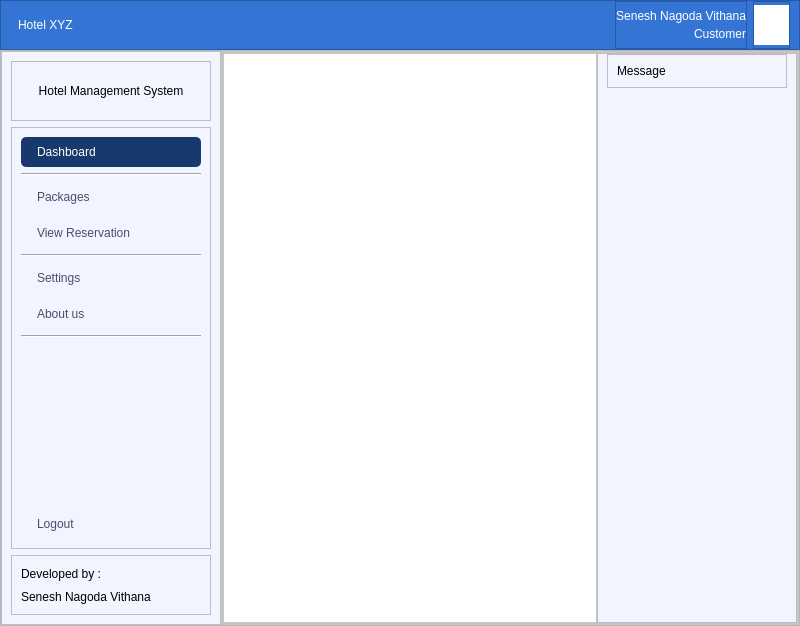
Above: application/customer_main/cust_main.ui from SeneshNV/XYZ-Hotel-Management before the change. Below: the same form after it.
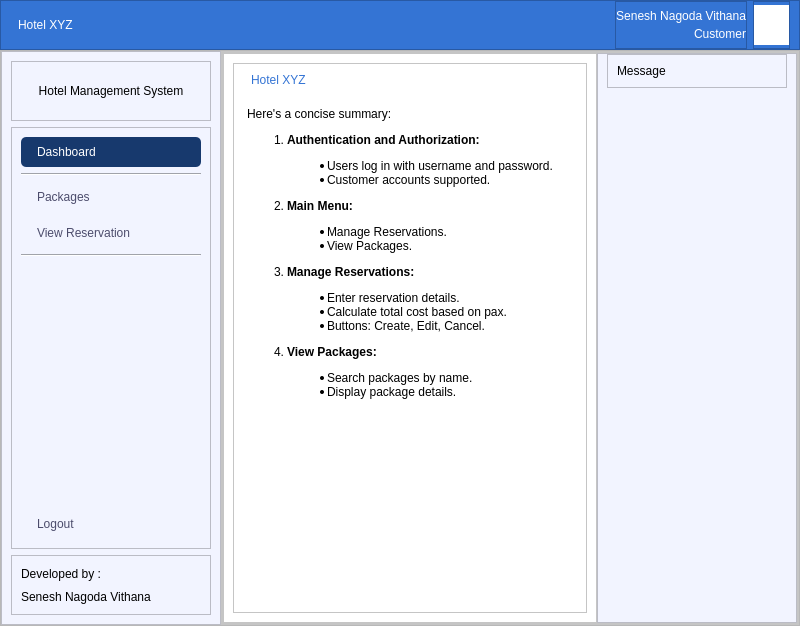
That is the form after the change. Icons and pictures are not drawn.

Diff of the .ui file:
```diff
--- a/application/customer_main/cust_main.ui
+++ b/application/customer_main/cust_main.ui
@@ -409,49 +409,6 @@
                </property>
               </widget>
              </item>
-             <item>
-              <widget class="QPushButton" name="btn_settings">
-               <property name="text">
-                <string>Settings</string>
-               </property>
-               <property name="icon">
-                <iconset resource="../../icon.qrc">
-                 <normaloff>:/newPrefix/icon/setting_dark.svg</normaloff>
-                 <normalon>:/newPrefix/icon/setting_light.svg</normalon>:/newPrefix/icon/setting_dark.svg</iconset>
-               </property>
-               <property name="iconSize">
-                <size>
-                 <width>11</width>
-                 <height>11</height>
-                </size>
-               </property>
-               <property name="checkable">
-                <bool>true</bool>
-               </property>
-              </widget>
-             </item>
-             <item>
-              <widget class="QPushButton" name="btn_about_us">
-               <property name="text">
-                <string>About us</string>
-               </property>
-               <property name="icon">
-                <iconset resource="../../icon.qrc">
-                 <normaloff>:/newPrefix/icon/Feedback.svg</normaloff>
-                 <normalon>:/newPrefix/icon/Feedback_W.svg</normalon>:/newPrefix/icon/Feedback.svg</iconset>
-               </property>
-               <property name="checkable">
-                <bool>true</bool>
-               </property>
-              </widget>
-             </item>
-             <item>
-              <widget class="Line" name="line_3">
-               <property name="orientation">
-                <enum>Qt::Horizontal</enum>
-               </property>
-              </widget>
-             </item>
              <item>
               <spacer name="verticalSpacer">
                <property name="orientation">
@@ -613,7 +570,86 @@
                   <property name="currentIndex">
                    <number>0</number>
                   </property>
-                  <widget class="QWidget" name="dashboard"/>
+                  <widget class="QWidget" name="dashboard">
+                   <layout class="QHBoxLayout" name="horizontalLayout_8">
+                    <item>
+                     <widget class="QFrame" name="frame_20">
+                      <property name="frameShape">
+                       <enum>QFrame::StyledPanel</enum>
+                      </property>
+                      <property name="frameShadow">
+                       <enum>QFrame::Raised</enum>
+                      </property>
+                      <layout class="QVBoxLayout" name="verticalLayout_13">
+                       <item>
+                        <widget class="QLabel" name="label_12">
+                         <property name="styleSheet">
+                          <string notr="true">font: 500 18pt &quot;ImPerfect23&quot;;
+color: rgb(52, 116, 212);
+margin-left:5px;</string>
+                         </property>
+                         <property name="text">
+                          <string>Hotel XYZ</string>
+                         </property>
+                        </widget>
+                       </item>
+                       <item>
+                        <spacer name="verticalSpacer_3">
+                         <property name="orientation">
+                          <enum>Qt::Vertical</enum>
+                         </property>
+                         <property name="sizeType">
+                          <enum>QSizePolicy::Minimum</enum>
+                         </property>
+                         <property name="sizeHint" stdset="0">
+                          <size>
+                           <width>20</width>
+                           <height>10</height>
+                          </size>
+                         </property>
+                        </spacer>
+                       </item>
+                       <item>
+                        <widget class="QTextBrowser" name="textBrowser">
+                         <property name="styleSheet">
+                          <string notr="true">font: 12pt &quot;Segoe UI&quot;;
+border:none;</string>
+                         </property>
+                         <property name="html">
+                          <string>&lt;!DOCTYPE HTML PUBLIC &quot;-//W3C//DTD HTML 4.0//EN&quot; &quot;http://www.w3.org/TR/REC-html40/strict.dtd&quot;&gt;
+&lt;html&gt;&lt;head&gt;&lt;meta name=&quot;qrichtext&quot; content=&quot;1&quot; /&gt;&lt;meta charset=&quot;utf-8&quot; /&gt;&lt;style type=&quot;text/css&quot;&gt;
+p, li { white-space: pre-wrap; }
+hr { height: 1px; border-width: 0; }
+li.unchecked::marker { content: &quot;\2610&quot;; }
+li.checked::marker { content: &quot;\2612&quot;; }
+&lt;/style&gt;&lt;/head&gt;&lt;body style=&quot; font-family:'Segoe UI'; font-size:12pt; font-weight:400; font-style:normal;&quot;&gt;
+&lt;p style=&quot; margin-top:12px; margin-bottom:12px; margin-left:0px; margin-right:0px; -qt-block-indent:0; text-indent:0px;&quot;&gt;&lt;span style=&quot; font-family:'SF Pro Display'; font-size:9pt;&quot;&gt;Here's a concise summary:&lt;/span&gt;&lt;/p&gt;
+&lt;ol style=&quot;margin-top: 0px; margin-bottom: 0px; margin-left: 0px; margin-right: 0px; -qt-list-indent: 1;&quot;&gt;
+&lt;li style=&quot; font-family:'SF Pro Display'; font-size:9pt;&quot; style=&quot; margin-top:12px; margin-bottom:12px; margin-left:0px; margin-right:0px; -qt-block-indent:0; text-indent:0px;&quot;&gt;&lt;span style=&quot; font-weight:700;&quot;&gt;Authentication and Authorization:&lt;/span&gt;
+&lt;ul style=&quot;margin-top: 0px; margin-bottom: 0px; margin-left: 0px; margin-right: 0px; -qt-list-indent: 2;&quot;&gt;
+&lt;li style=&quot; font-family:'SF Pro Display'; font-size:9pt;&quot; style=&quot; margin-top:0px; margin-bottom:0px; margin-left:0px; margin-right:0px; -qt-block-indent:0; text-indent:0px;&quot;&gt;Users log in with username and password.&lt;/li&gt;
+&lt;li style=&quot; font-family:'SF Pro Display'; font-size:9pt;&quot; style=&quot; margin-top:0px; margin-bottom:0px; margin-left:0px; margin-right:0px; -qt-block-indent:0; text-indent:0px;&quot;&gt;Customer accounts supported.&lt;/li&gt;&lt;/ul&gt;&lt;/li&gt;
+&lt;li style=&quot; font-family:'SF Pro Display'; font-size:9pt;&quot; style=&quot; margin-top:12px; margin-bottom:12px; margin-left:0px; margin-right:0px; -qt-block-indent:0; text-indent:0px;&quot;&gt;&lt;span style=&quot; font-weight:700;&quot;&gt;Main Menu:&lt;/span&gt;
+&lt;ul style=&quot;margin-top: 0px; margin-bottom: 0px; margin-left: 0px; margin-right: 0px; -qt-list-indent: 2;&quot;&gt;
+&lt;li style=&quot; font-family:'SF Pro Display'; font-size:9pt;&quot; style=&quot; margin-top:0px; margin-bottom:0px; margin-left:0px; margin-right:0px; -qt-block-indent:0; text-indent:0px;&quot;&gt;Manage Reservations.&lt;/li&gt;
+&lt;li style=&quot; font-family:'SF Pro Display'; font-size:9pt;&quot; style=&quot; margin-top:0px; margin-bottom:0px; margin-left:0px; margin-right:0px; -qt-block-indent:0; text-indent:0px;&quot;&gt;View Packages.&lt;/li&gt;&lt;/ul&gt;&lt;/li&gt;
+&lt;li style=&quot; font-family:'SF Pro Display'; font-size:9pt;&quot; style=&quot; margin-top:12px; margin-bottom:12px; margin-left:0px; margin-right:0px; -qt-block-indent:0; text-indent:0px;&quot;&gt;&lt;span style=&quot; font-weight:700;&quot;&gt;Manage Reservations:&lt;/span&gt;
+&lt;ul style=&quot;margin-top: 0px; margin-bottom: 0px; margin-left: 0px; margin-right: 0px; -qt-list-indent: 2;&quot;&gt;
+&lt;li style=&quot; font-family:'SF Pro Display'; font-size:9pt;&quot; style=&quot; margin-top:0px; margin-bottom:0px; margin-left:0px; margin-right:0px; -qt-block-indent:0; text-indent:0px;&quot;&gt;Enter reservation details.&lt;/li&gt;
+&lt;li style=&quot; font-family:'SF Pro Display'; font-size:9pt;&quot; style=&quot; margin-top:0px; margin-bottom:0px; margin-left:0px; margin-right:0px; -qt-block-indent:0; text-indent:0px;&quot;&gt;Calculate total cost based on pax.&lt;/li&gt;
+&lt;li style=&quot; font-family:'SF Pro Display'; font-size:9pt;&quot; style=&quot; margin-top:0px; margin-bottom:0px; margin-left:0px; margin-right:0px; -qt-block-indent:0; text-indent:0px;&quot;&gt;Buttons: Create, Edit, Cancel.&lt;/li&gt;&lt;/ul&gt;&lt;/li&gt;
+&lt;li style=&quot; font-family:'SF Pro Display'; font-size:9pt;&quot; style=&quot; margin-top:12px; margin-bottom:12px; margin-left:0px; margin-right:0px; -qt-block-indent:0; text-indent:0px;&quot;&gt;&lt;span style=&quot; font-weight:700;&quot;&gt;View Packages:&lt;/span&gt;
+&lt;ul style=&quot;margin-top: 0px; margin-bottom: 0px; margin-left: 0px; margin-right: 0px; -qt-list-indent: 2;&quot;&gt;
+&lt;li style=&quot; font-family:'SF Pro Display'; font-size:9pt;&quot; style=&quot; margin-top:0px; margin-bottom:0px; margin-left:0px; margin-right:0px; -qt-block-indent:0; text-indent:0px;&quot;&gt;Search packages by name.&lt;/li&gt;
+&lt;li style=&quot; font-family:'SF Pro Display'; font-size:9pt;&quot; style=&quot; margin-top:0px; margin-bottom:0px; margin-left:0px; margin-right:0px; -qt-block-indent:0; text-indent:0px;&quot;&gt;Display package details.&lt;/li&gt;&lt;/ul&gt;&lt;/li&gt;&lt;/ol&gt;&lt;/body&gt;&lt;/html&gt;</string>
+                         </property>
+                        </widget>
+                       </item>
+                      </layout>
+                     </widget>
+                    </item>
+                   </layout>
+                  </widget>
                   <widget class="QWidget" name="mgt_package">
                    <layout class="QVBoxLayout" name="verticalLayout_11">
                     <property name="spacing">
```
Left out of the diff: 2 changed lines with no effect on the pictures.
